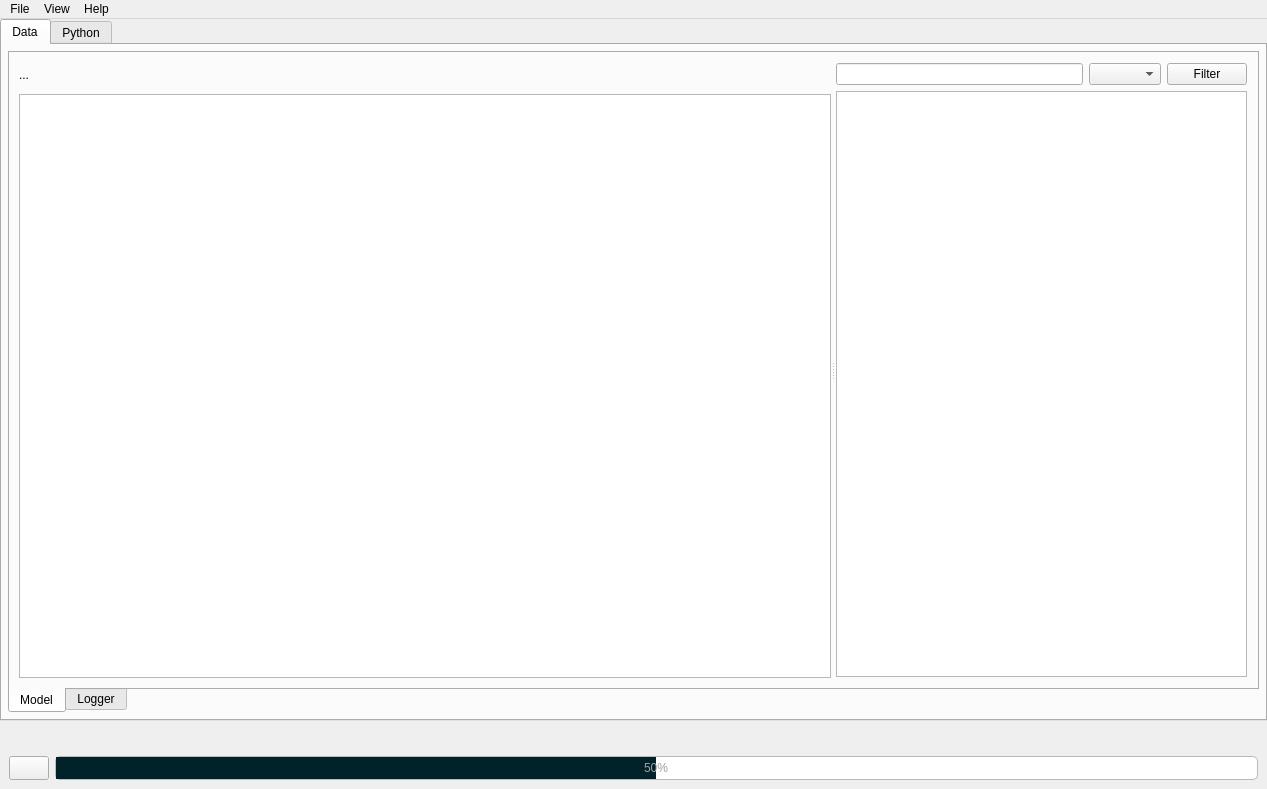
The window that src/VeraGrid/Gui/RosetaExplorer/roseta_explorer.ui (JordiBejarUPC/veragrid-hvdc-bipolar-pfc) describes before a commit, drawn with Qt 5.
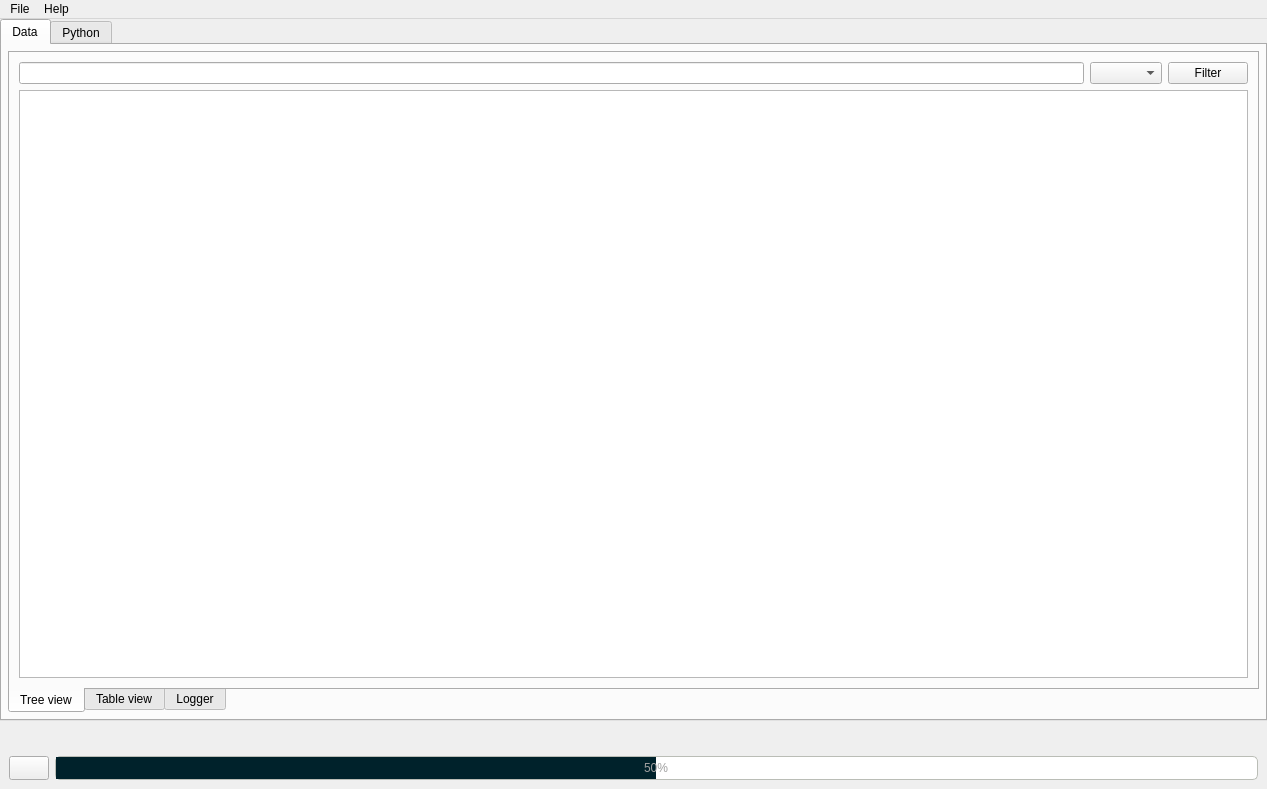
The same window after the commit. Icons and pictures are not drawn.

Commit message: Unified roseta and tree model viewer

Diff of the .ui file:
```diff
--- a/src/VeraGrid/Gui/RosetaExplorer/roseta_explorer.ui
+++ b/src/VeraGrid/Gui/RosetaExplorer/roseta_explorer.ui
@@ -119,13 +119,64 @@
              <property name="currentIndex">
               <number>0</number>
              </property>
+             <widget class="QWidget" name="tab_2">
+              <attribute name="icon">
+               <iconset resource="../Icons/icons.qrc">
+                <normaloff>:/Icons/icons/array.png</normaloff>:/Icons/icons/array.png</iconset>
+              </attribute>
+              <attribute name="title">
+               <string>Tree view</string>
+              </attribute>
+              <layout class="QVBoxLayout" name="verticalLayout_5">
+               <item>
+                <widget class="QFrame" name="frame_5">
+                 <property name="frameShape">
+                  <enum>QFrame::Shape::NoFrame</enum>
+                 </property>
+                 <property name="frameShadow">
+                  <enum>QFrame::Shadow::Raised</enum>
+                 </property>
+                 <layout class="QHBoxLayout" name="horizontalLayout_3">
+                  <property name="leftMargin">
+                   <number>0</number>
+                  </property>
+                  <property name="topMargin">
+                   <number>0</number>
+                  </property>
+                  <property name="rightMargin">
+                   <number>0</number>
+                  </property>
+                  <property name="bottomMargin">
+                   <number>0</number>
+                  </property>
+                  <item>
+                   <widget class="QLineEdit" name="treeFilterLineEdit"/>
+                  </item>
+                  <item>
+                   <widget class="QComboBox" name="treeFilterComboBox"/>
+                  </item>
+                  <item>
+                   <widget class="QPushButton" name="treeFilterButton">
+                    <property name="text">
+                     <string>Filter</string>
+                    </property>
+                   </widget>
+                  </item>
+                 </layout>
+                </widget>
+               </item>
+               <item>
+                <widget class="QTreeView" name="mainTreeView"/>
+               </item>
+              </layout>
+             </widget>
              <widget class="QWidget" name="modelTab">
               <attribute name="icon">
                <iconset resource="../Icons/icons.qrc">
                 <normaloff>:/Icons/icons/array.png</normaloff>:/Icons/icons/array.png</iconset>
               </attribute>
               <attribute name="title">
-               <string>Model</string>
+               <string>Table view</string>
               </attribute>
               <layout class="QVBoxLayout" name="verticalLayout_10">
                <item>
@@ -471,12 +522,6 @@
     </property>
     <addaction name="actionSave_logs"/>
    </widget>
-   <widget class="QMenu" name="menuView">
-    <property name="title">
-     <string>View</string>
-    </property>
-    <addaction name="actionNavigation_tree"/>
-   </widget>
    <widget class="QMenu" name="menuHelp">
     <property name="title">
      <string>Help</string>
@@ -485,7 +530,6 @@
     <addaction name="actionAbout"/>
    </widget>
    <addaction name="menuFile"/>
-   <addaction name="menuView"/>
    <addaction name="menuHelp"/>
   </widget>
   <action name="actionOpen">
```
Left out of the diff: 9 changed lines with no effect on the pictures. The commit also changes 7 other files.
